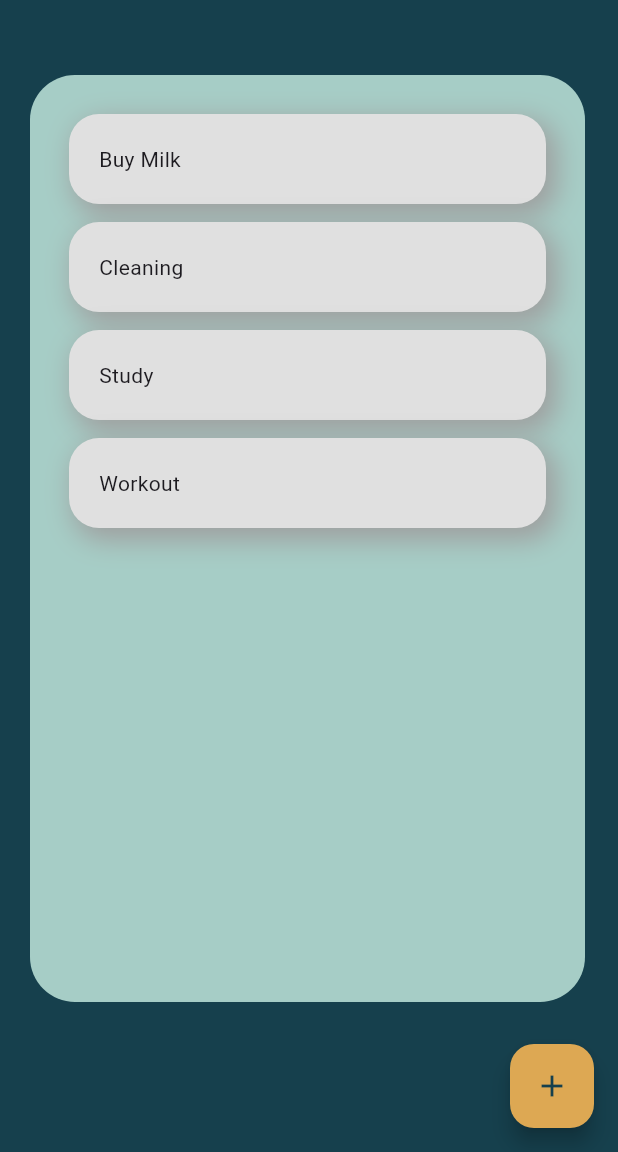
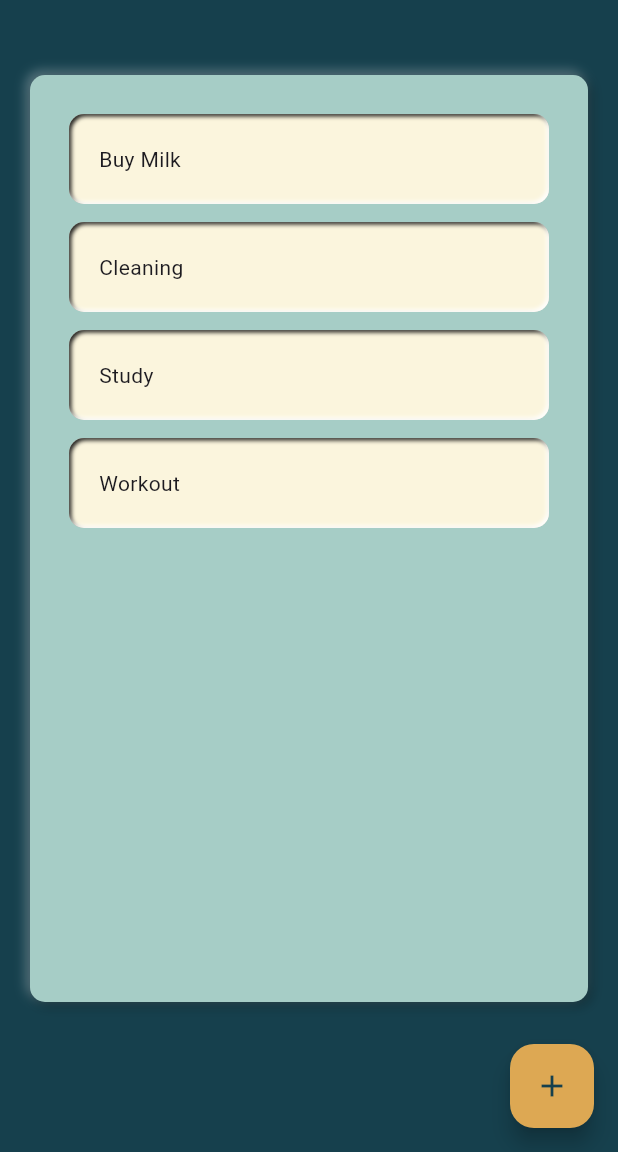
Before and after one commit to YongsakSaengsuk/flutter_todolist, a Flutter app: the screen it shows after launch, on a phone screen of 412 x 824 dp, the part 84-1236 px from its top. Run offline on Flutter 3.47's test engine with Material 3 defaults, Android fonts, the phone set to English and light mode, and no system bars; our stand-ins replace flutter_neumorphic_plus.

Commit message:
change style

```diff
--- a/lib/addtodo.dart
+++ b/lib/addtodo.dart
@@ -58,8 +58,8 @@ class _AddtodoState extends State<Addtodo> {
                     const EdgeInsets.symmetric(horizontal: 25, vertical: 20),
                 child: Neumorphic(
                   style: NeumorphicStyle(
-                    depth: 5,
-                    surfaceIntensity: 0.1,
+                    depth: 3,
+                    intensity: 0.6,
                     boxShape: NeumorphicBoxShape.roundRect(BorderRadius.circular(20)),
                   ),
                   padding: EdgeInsets.symmetric(horizontal: 16.0),
@@ -74,7 +74,7 @@ class _AddtodoState extends State<Addtodo> {
                 style: NeumorphicStyle(
                   color: Color(0xFFDDA853),
                   depth: 5,
-                  surfaceIntensity: 0.1,
+                  intensity: 0.8,
                   boxShape:
                       NeumorphicBoxShape.roundRect(BorderRadius.circular(20)),
                 ),
--- a/lib/todolistpage.dart
+++ b/lib/todolistpage.dart
@@ -1,6 +1,7 @@
 import 'dart:developer';
 
 import 'package:flutter/material.dart';
+import 'package:flutter_neumorphic_plus/flutter_neumorphic.dart';
 import 'package:flutter_todolist/Model/model.dart';
 import 'package:flutter_todolist/addtodo.dart';
 import 'package:flutter_todolist/widget/todolist.dart';
@@ -70,11 +71,13 @@ class _TodolistpageState extends State<Todolistpage> {
       body: Container(
         padding:
             const EdgeInsets.only(left: 20, right: 20, top: 50, bottom: 100),
-        child: Container(
-            width: 370,
-            decoration: BoxDecoration(
-              borderRadius: BorderRadius.circular(30),
+        child: Neumorphic(
+            style: NeumorphicStyle(
               color: Color(0xFFA6CDC6),
+              depth: 5,
+              intensity: 0.3,
+              shadowDarkColor: Colors.black,
+              boxShape: NeumorphicBoxShape.roundRect(BorderRadius.circular(10)),
             ),
             child: Todolist(
               tasks: _registeredTask,
--- a/lib/widget/todo_item.dart
+++ b/lib/widget/todo_item.dart
@@ -1,4 +1,5 @@
 import 'package:flutter/material.dart';
+import 'package:flutter_neumorphic_plus/flutter_neumorphic.dart';
 
 import 'package:flutter_todolist/Model/model.dart';
 
@@ -7,20 +8,15 @@ class TodoItem extends StatelessWidget {
   final Model getTask;
   @override
   Widget build(BuildContext context) {
-    return Container(
-
+    return Neumorphic(
       margin: EdgeInsets.all(6),
       padding: EdgeInsets.all(20),
-      decoration: BoxDecoration(
-        borderRadius: BorderRadius.circular(20),
-        color: Colors.grey.shade300,
-        boxShadow: const [
-          BoxShadow(
-              color: Colors.grey,
-              offset: Offset(5, 6),
-              blurRadius: 15,
-              spreadRadius: 2)
-        ],
+      style: NeumorphicStyle(
+       color: Color(0xFFFBF5DD),
+        depth: -3,
+        intensity: 2,
+        surfaceIntensity: 0.1,
+        boxShape: NeumorphicBoxShape.roundRect(BorderRadius.circular(10)),
       ),
       child: Text(getTask.title),
     );
```
